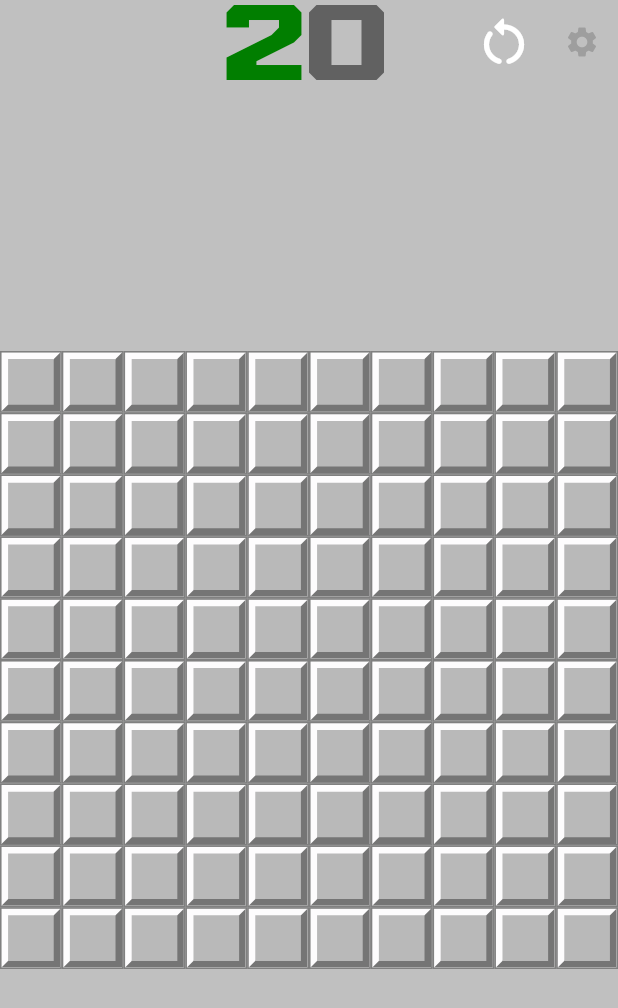
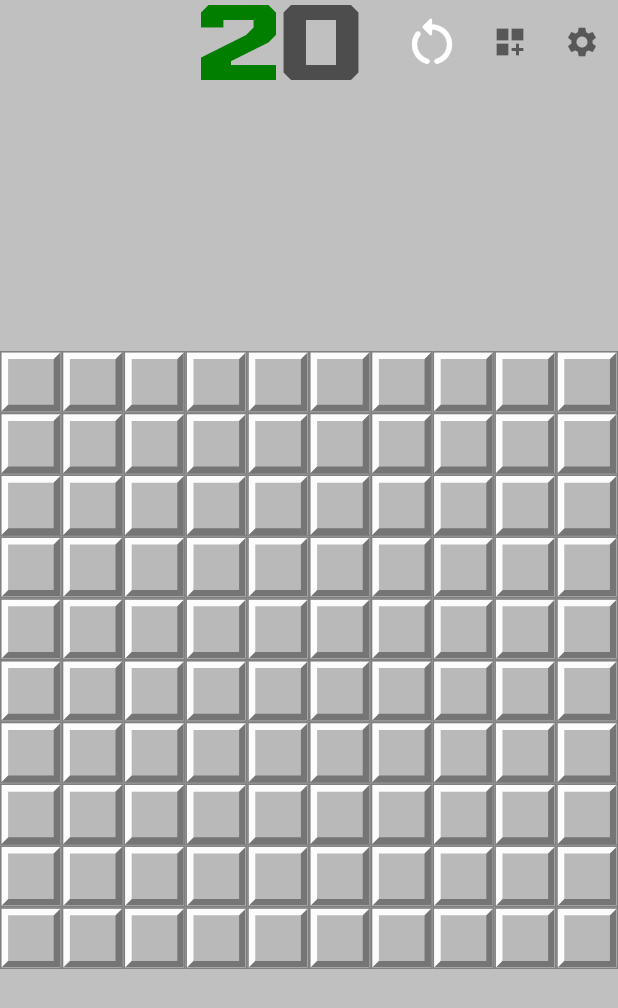
Before and after one commit to EJRP123/Minesweeper, a Flutter app: the screen it shows after launch, on a phone screen of 412 x 824 dp. Shown: the top 1008 px of the screen. Run offline on Flutter 3.47's test engine with Material 3 defaults, Android fonts, the phone set to English and light mode, and no system bars; drawn by our look-alikes of flutter_layout_grid; our stand-ins replace bloc, equatable, flutter_bloc, flutter_colorpicker, flutter_svg.

Commit message:
Added a way to change the colors of the number, background and border in a settings page

```diff
--- a/lib/game/cubit/settings_cubit/settings_state.dart
+++ b/lib/game/cubit/settings_cubit/settings_state.dart
@@ -78,7 +78,9 @@ final class SettingsInitial extends SettingsState {
   // Colors are based off this reddit posts
   // https://www.reddit.com/r/Minesweeper/comments/qf1735/minesweeper_numbers_tier_list/
   static SettingsState defaultSettings() => const SettingsInitial(
-      Colors.transparent,
+      // 0 is not hardcoded to transparent since this case is handled
+      // in the Square widget directly
+      Color(0xFF4D4D4D),
       Color(0xFF0000fd),
       Color(0xFF017e00),
       Color(0xFFfe0000),
--- a/lib/game/game_view.dart
+++ b/lib/game/game_view.dart
@@ -4,6 +4,7 @@ import 'package:flutter/material.dart';
 import 'package:flutter_bloc/flutter_bloc.dart';
 import 'package:minesweeper/game/board_view.dart';
 import 'package:minesweeper/game/number_minesweeper_display.dart';
+import 'package:minesweeper/game/settings.dart';
 
 import 'board_options.dart';
 import 'cubit/board_cubit/board_cubit.dart';
@@ -16,11 +17,11 @@ class GameView extends StatelessWidget {
   @override
   Widget build(BuildContext context) {
     return BlocBuilder<SettingsCubit, SettingsState>(
-  builder: (context, state) {
+  builder: (context, settingState) {
     return Scaffold(
-        backgroundColor: state.backgroundColor,
+        backgroundColor: settingState.backgroundColor,
         appBar: AppBar(
-          backgroundColor: state.backgroundColor,
+          backgroundColor: settingState.backgroundColor,
           title: BlocBuilder<GameCubit, GameState>(
             builder: (context, state) {
               final numFlags = state.squareStates.where((e) => e.flag).length;
@@ -50,7 +51,7 @@ class GameView extends StatelessWidget {
             ),
             IconButton(
               onPressed: () async {
-                await showDialog<BoardInitial>(
+                await showDialog(
                   context: context,
                   builder: (BuildContext dialogContext) {
                     return BlocProvider<BoardCubit>.value(
@@ -62,8 +63,25 @@ class GameView extends StatelessWidget {
                 );
               },
               icon: const Icon(
+                Icons.dashboard_customize,
+                color: Colors.black54,
+              ),
+            ),
+            IconButton(
+              onPressed: () async {
+                await showDialog(
+                  context: context,
+                  builder: (BuildContext dialogContext) {
+                    return BlocProvider<SettingsCubit>.value(
+                      value: context.read<SettingsCubit>(),
+                      child: const Settings(),
+                    );
+                  },
+                );
+              },
+              icon: const Icon(
                 Icons.settings,
-                color: Colors.grey,
+                color: Colors.black54,
               ),
             )
           ],
--- a/lib/game/number_minesweeper_display.dart
+++ b/lib/game/number_minesweeper_display.dart
@@ -26,6 +26,7 @@ class NumberMinesweeperDisplay extends StatelessWidget {
     return BlocBuilder<SettingsCubit, SettingsState>(
       builder: (context, state) {
         return Row(
+          crossAxisAlignment: CrossAxisAlignment.center,
           mainAxisAlignment: MainAxisAlignment.center,
           mainAxisSize: MainAxisSize.min,
           children: digits
@@ -33,9 +34,7 @@ class NumberMinesweeperDisplay extends StatelessWidget {
                     child: Text(digit.toString(),
                         style: TextStyle(
                             fontSize: 50,
-                            color: digit != 0
-                                ? state.getDigitColor(digit)
-                                : Colors.grey.shade700,
+                            color: state.getDigitColor(digit),
                             fontFamily: "minesweeper")),
                   ))
               .toList(),
--- a/lib/main.dart
+++ b/lib/main.dart
@@ -1,5 +1,6 @@
 import 'package:flutter/material.dart';
 import 'package:minesweeper/game/game_page.dart';
+import 'package:flutter/gestures.dart';
 
 void main() {
   runApp(const App());
@@ -12,8 +13,22 @@ class App extends StatelessWidget {
   Widget build(BuildContext context) {
     return const MaterialApp(
       debugShowCheckedModeBanner: false,
+      scrollBehavior: MyCustomScrollBehavior(),
       title: "MineSweeper",
       home: GamePage(),
     );
   }
 }
+
+class MyCustomScrollBehavior extends MaterialScrollBehavior {
+
+  const MyCustomScrollBehavior();
+
+  // Override behavior methods and getters like dragDevices
+  @override
+  Set<PointerDeviceKind> get dragDevices => {
+    PointerDeviceKind.touch,
+    PointerDeviceKind.mouse,
+  };
+
+}
--- a/pubspec.yaml
+++ b/pubspec.yaml
@@ -41,6 +41,7 @@ dependencies:
   flutter_bloc: ^8.1.6
   equatable: ^2.0.5
   icons_launcher: ^2.1.7
+  flutter_colorpicker: ^1.1.0
 
 dev_dependencies:
   flutter_test:
```
Also changed, not shown: lib/game/cubit/settings_cubit/settings_cubit.dart (+16 -1 lines), lib/game/custom_color_picker.dart (added, +110 -0 lines), lib/game/settings.dart (added, +145 -0 lines), lib/game/square.dart (+10 -1 lines), pubspec.lock.
